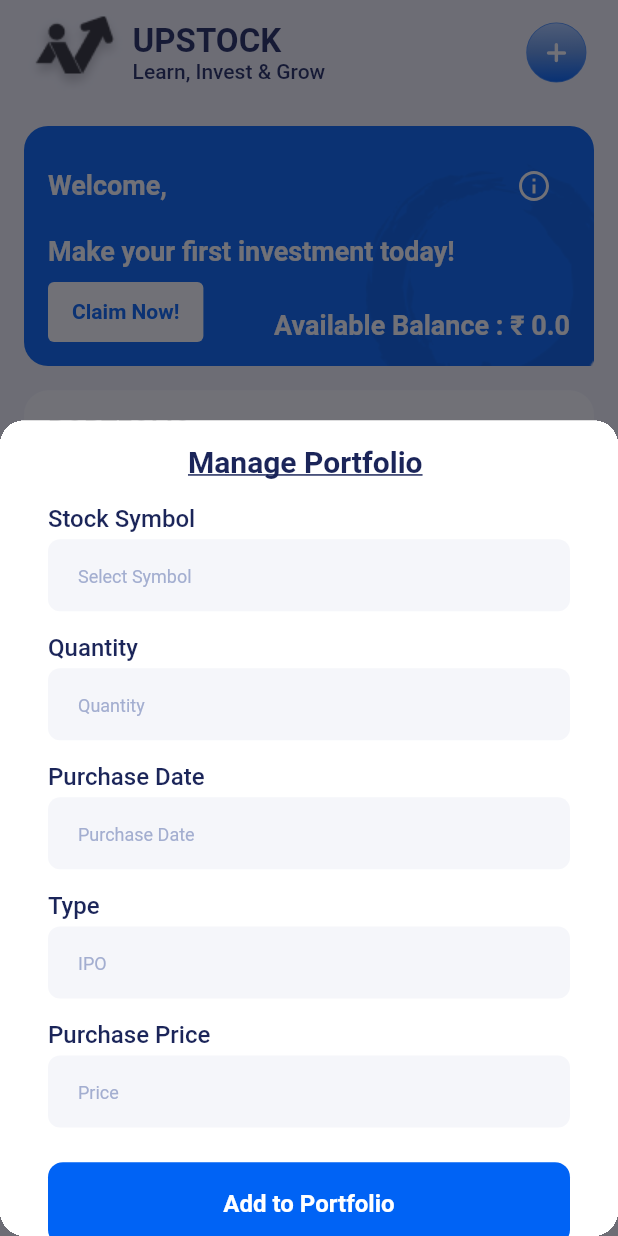
After one commit to visionxStudio/upstock---Stock-market-prediction, a Flutter app: the MyPortfolioScreen screen opened directly, after a tap on an icon or button, on a phone screen of 412 x 824 dp. The commit adds this screen. Run offline on Flutter 3.47's test engine with Material 2 defaults, Android fonts, the phone set to English and light mode, and no system bars; drawn by our look-alikes of lottie; our stand-ins replace animated_text_kit, auto_route, cloud_firestore, dio, firebase_auth, firebase_core and 7 more; accounts and stored records are empty; network calls fail; Roboto replaces fonts that are missing (Manrope).

Commit message:
portfolio page added

```diff
--- a/lib/src/common/appbar/appbar.dart
+++ b/lib/src/common/appbar/appbar.dart
@@ -1,11 +1,9 @@
 import 'package:flutter/material.dart';
 import 'package:flutter_remix/flutter_remix.dart';
 import 'package:flutter_riverpod/flutter_riverpod.dart';
-import 'package:upstock/src/features/stock_details/models/company_list_model.dart';
+import 'package:lottie/lottie.dart';
 
-import '../../features/watchlist/widgets/company_search_list_widget.dart';
 import '../constants/constants.dart';
-import '../utils/app_size_utils.dart';
 import '../widgets/size/custom_size_widget.dart';
 import '../widgets/text/custom_normal_text_widget.dart';
 
@@ -60,14 +58,12 @@ class _AppbarState extends ConsumerState<Appbar> {
                   ),
                   const Spacer(),
                   !widget.showProfileImage
-                      ? Container(
-                          decoration: BoxDecoration(
-                            shape: BoxShape.circle,
-                            color: kChatButtonColor.withOpacity(0.5),
-                          ),
-                          child: IconButton(
-                            icon: const Icon(FlutterRemix.add_line),
-                            onPressed: widget.onTap,
+                      ? GestureDetector(
+                          onTap: widget.onTap,
+                          child: LottieBuilder.asset(
+                            "assets/lottie/add.json",
+                            height: 50.0,
+                            width: 50.0,
                           ),
                         )
                       : Container(
--- a/lib/src/features/portfolio/portfolio_screen.dart
+++ b/lib/src/features/portfolio/portfolio_screen.dart
@@ -6,9 +6,11 @@ import 'package:upstock/src/common/widgets/custom_container.dart';
 import 'package:upstock/src/common/widgets/size/custom_size_widget.dart';
 import 'package:upstock/src/common/widgets/text/custom_normal_text_widget.dart';
 import 'package:upstock/src/features/homepage/models/chart_data/chart_data.dart';
+import 'package:upstock/src/features/portfolio/widgets/portfolio_add_widget.dart';
 import 'package:upstock/src/features/portfolio/widgets/portfolio_card_widget.dart';
 
 import '../../common/appbar/appbar.dart';
+import '../../common/utils/app_size_utils.dart';
 import '../watchlist/widgets/company_chart.dart';
 
 class MyPortfolioScreen extends StatefulWidget {
@@ -37,7 +39,29 @@ class _MyPortfolioScreenState extends State<MyPortfolioScreen> {
         child: Appbar(
           showPrice: false,
           showProfileImage: false,
-          onTap: () {},
+          onTap: () {
+            showModalBottomSheet(
+              clipBehavior: Clip.hardEdge,
+              isScrollControlled: true,
+              barrierColor: kLightGrey.withOpacity(0.6),
+              backgroundColor: Colors.transparent,
+              shape: RoundedRectangleBorder(
+                borderRadius: BorderRadius.circular(16.0),
+              ),
+              context: context,
+              builder: (context) {
+                return StatefulBuilder(
+                    builder: (BuildContext context, StateSetter setState) {
+                  return Container(
+                    height: SizeConfig.screenHeight * 0.66,
+                    padding: const EdgeInsets.all(16.0),
+                    color: kWhiteColor,
+                    child: const PortfolioAddWidget(),
+                  );
+                });
+              },
+            );
+          },
         ),
       ),
       body: SingleChildScrollView(
--- /dev/null
+++ b/lib/src/features/portfolio/widgets/portfolio_add_widget.dart
@@ -0,0 +1,128 @@
+import 'package:flutter/material.dart';
+import 'package:upstock/src/common/constants/constants.dart';
+import 'package:upstock/src/common/widgets/button/custom_elevated_button.dart';
+import 'package:upstock/src/common/widgets/input_field/minimal_input_field.dart';
+import 'package:upstock/src/common/widgets/size/custom_size_widget.dart';
+import 'package:upstock/src/common/widgets/text/custom_normal_text_widget.dart';
+
+import '../../../common/utils/app_size_utils.dart';
+import '../../stock_details/models/company_list_model.dart';
+import '../../watchlist/widgets/company_search_list_widget.dart';
+
+class PortfolioAddWidget extends StatelessWidget {
+  const PortfolioAddWidget({Key? key}) : super(key: key);
+
+  @override
+  Widget build(BuildContext context) {
+    return Padding(
+      padding: const EdgeInsets.symmetric(horizontal: 16.0),
+      child: Column(
+        crossAxisAlignment: CrossAxisAlignment.start,
+        children: [
+          SizedBox(
+            width: double.infinity,
+            child: Column(
+              crossAxisAlignment: CrossAxisAlignment.center,
+              children: const [
+                NormalText(
+                  "Manage Portfolio ",
+                  fontSize: kDefaultFontSize + 4,
+                  fontWeight: FontWeight.bold,
+                  hasUnderline: true,
+                ),
+              ],
+            ),
+          ),
+          const HeightWidget(16.0),
+          Column(
+            crossAxisAlignment: CrossAxisAlignment.start,
+            children: [
+              Column(
+                crossAxisAlignment: CrossAxisAlignment.start,
+                children: [
+                  const NormalText(
+                    "Stock Symbol",
+                    fontWeight: FontWeight.w500,
+                  ),
+                  const HeightWidget(4.0),
+                  MinimalInputField(
+                    hintText: "Select Symbol",
+                    backgroundColor: kScafoldColor,
+                    onTap: () {
+                      showModalBottomSheet(
+                        clipBehavior: Clip.hardEdge,
+                        isScrollControlled: true,
+                        barrierColor: kLightGrey.withOpacity(0.6),
+                        backgroundColor: Colors.transparent,
+                        shape: RoundedRectangleBorder(
+                          borderRadius: BorderRadius.circular(16.0),
+                        ),
+                        context: context,
+                        builder: (context) {
+                          return StatefulBuilder(builder:
+                              (BuildContext context, StateSetter setState) {
+                            return Container(
+                              height: SizeConfig.screenHeight * 0.6,
+                              padding: const EdgeInsets.all(16.0),
+                              color: kWhiteColor,
+                              child: CompanySearchListWidget(
+                                CompanyListModel.fromStorage()!.data,
+                                isFromPortfolio: true,
+                              ),
+                            );
+                          });
+                        },
+                      );
+                    },
+                  ),
+                  const NormalText(
+                    "Quantity",
+                    fontWeight: FontWeight.w500,
+                  ),
+                  const HeightWidget(4.0),
+                  const MinimalInputField(
+                    hintText: "Quantity",
+                    backgroundColor: kScafoldColor,
+                  ),
+                  const NormalText(
+                    "Purchase Date",
+                    fontWeight: FontWeight.w500,
+                  ),
+                  const HeightWidget(4.0),
+                  const MinimalInputField(
+                    hintText: "Purchase Date",
+                    backgroundColor: kScafoldColor,
+                  ),
+                  const NormalText(
+                    "Type",
+                    fontWeight: FontWeight.w500,
+                  ),
+                  const HeightWidget(4.0),
+                  const MinimalInputField(
+                    hintText: "IPO",
+                    backgroundColor: kScafoldColor,
+                  ),
+                  const NormalText(
+                    "Purchase Price",
+                    fontWeight: FontWeight.w500,
+                  ),
+                  const HeightWidget(4.0),
+                  const MinimalInputField(
+                    hintText: "Price",
+                    backgroundColor: kScafoldColor,
+                  ),
+                  const HeightWidget(8.0),
+                ],
+              ),
+              CustomElevatedButton(
+                text: "Add to Portfolio",
+                onTap: () {},
+                backgroundColor: kPrimaryColor2,
+              )
+            ],
+          ),
+        ],
+      ),
+    );
+  }
+}
--- a/lib/src/features/watchlist/widgets/company_search_list_widget.dart
+++ b/lib/src/features/watchlist/widgets/company_search_list_widget.dart
@@ -17,6 +17,7 @@ class CompanySearchListWidget extends StatefulWidget {
   final bool autoFocus;
   final bool? showFlags;
   final bool? useEmoji;
+  final bool isFromPortfolio;
 
   const CompanySearchListWidget(this.countries,
       {Key? key,
@@ -24,6 +25,7 @@ class CompanySearchListWidget extends StatefulWidget {
       this.scrollController,
       this.showFlags,
       this.useEmoji,
+      this.isFromPortfolio = false,
       this.autoFocus = false})
       : super(key: key);
 
@@ -111,9 +113,12 @@ class _CompanySearchListWidgetState extends State<CompanySearchListWidget> {
               return Consumer(builder: (context, ref, child) {
                 return InkWell(
                   onTap: () {
-                    ref
-                        .read(watchlistNotifierProvider)
-                        .getCompanyDetails(stock: stock, isRefresh: false);
+                    if (widget.isFromPortfolio) {
+                    } else {
+                      ref
+                          .read(watchlistNotifierProvider)
+                          .getCompanyDetails(stock: stock, isRefresh: false);
+                    }
 
                     context.router.pop();
                   },
```
Also changed, not shown: assets/lottie/add.json (added, +1 -0 lines), assets/lottie/done.json (added, +1 -0 lines), assets/lottie/loading.json (added, +1 -0 lines).
